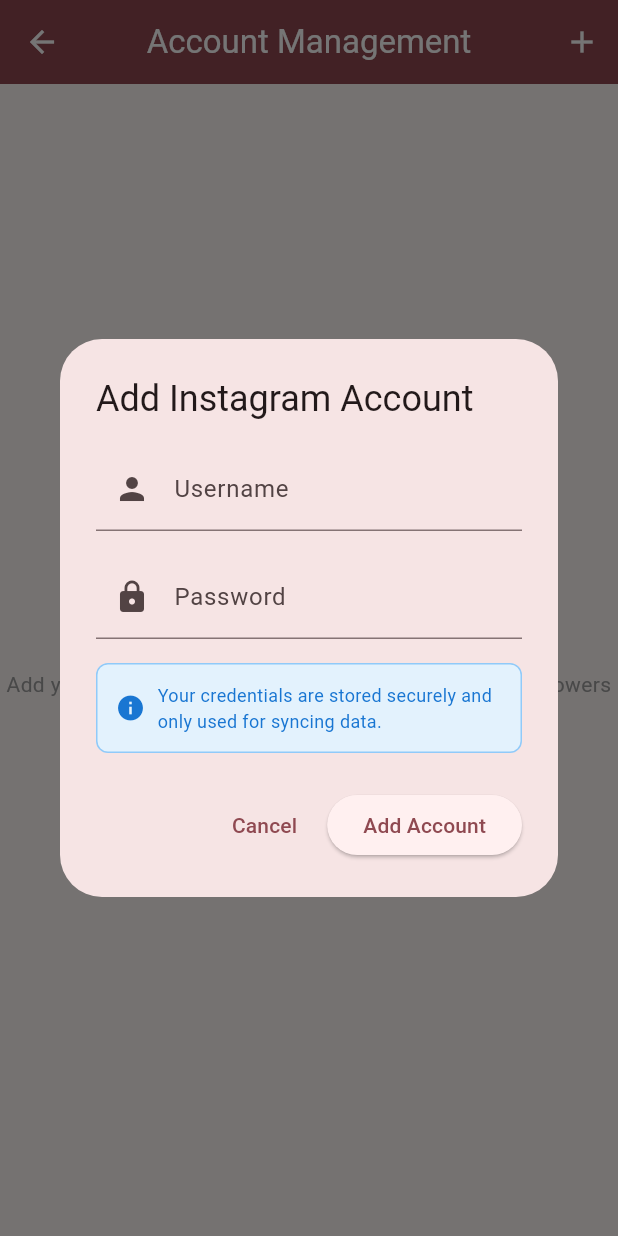
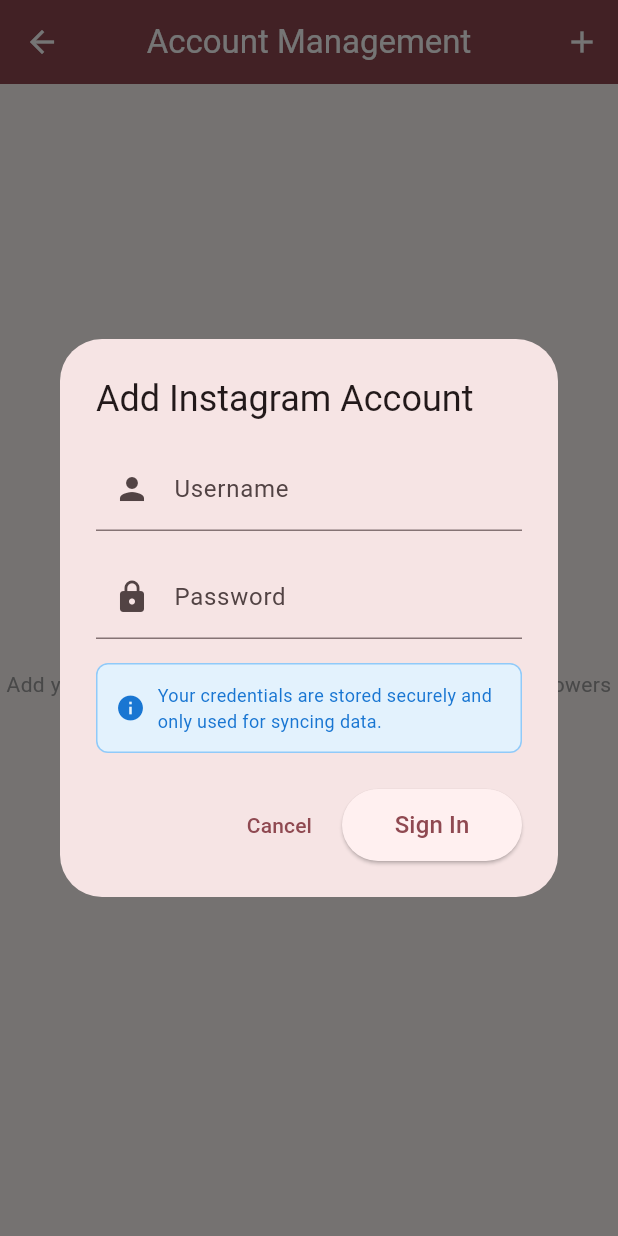
Before and after one commit to NickHirras/igfollowmgr, a Flutter app: the AccountManagementScreen screen opened directly, after a tap on "Add Instagram Account", on a phone screen of 412 x 824 dp. Run offline on Flutter 3.47's test engine with Material 3 defaults, Android fonts, the phone set to English and light mode, and no system bars; our stand-ins replace cached_network_image, cookie_jar, dio, dio_cookie_manager, sqflite, sqflite_common_ffi; missing offline and left inert: workmanager; accounts and stored records are empty.

Commit message:
improves login feedback

```diff
--- a/lib/screens/account_management_screen.dart
+++ b/lib/screens/account_management_screen.dart
@@ -279,10 +279,17 @@
             TextField(
               controller: usernameController,
               enabled: !provider.isLoading,
-              decoration: const InputDecoration(
+              decoration: InputDecoration(
                 labelText: 'Username',
-                prefixIcon: Icon(Icons.person),
+                prefixIcon: const Icon(Icons.person),
                 hintText: 'Enter your Instagram username',
+                suffixIcon: provider.isLoading
+                  ? const SizedBox(
+                      width: 20,
+                      height: 20,
+                      child: CircularProgressIndicator(strokeWidth: 2),
+                    )
+                  : null,
               ),
             ),
             const SizedBox(height: 16),
@@ -323,30 +330,43 @@
             if (provider.isLoading) ...[
               const SizedBox(height: 16),
               Container(
-                padding: const EdgeInsets.all(12),
+                padding: const EdgeInsets.all(16),
                 decoration: BoxDecoration(
-                  color: Colors.orange[50],
-                  borderRadius: BorderRadius.circular(8),
-                  border: Border.all(color: Colors.orange[200]!),
+                  color: Colors.blue[50],
+                  borderRadius: BorderRadius.circular(12),
+                  border: Border.all(color: Colors.blue[200]!),
                 ),
-                child: Row(
+                child: Column(
+                  children: [
+                    Row(
                       children: [
                         SizedBox(
-                      width: 16,
-                      height: 16,
+                          width: 20,
+                          height: 20,
                           child: CircularProgressIndicator(
-                        strokeWidth: 2,
-                        valueColor: AlwaysStoppedAnimation<Color>(Colors.orange[700]!),
+                            strokeWidth: 2.5,
+                            valueColor: AlwaysStoppedAnimation<Color>(Colors.blue[700]!),
                           ),
                         ),
-                    const SizedBox(width: 8),
+                        const SizedBox(width: 12),
                         Expanded(
                           child: Text(
-                        'Logging in to Instagram...',
+                            'Signing in to Instagram...',
                             style: TextStyle(
-                          color: Colors.orange[700],
+                              color: Colors.blue[700],
+                              fontSize: 14,
+                              fontWeight: FontWeight.w500,
+                            ),
+                          ),
+                        ),
+                      ],
+                    ),
+                    const SizedBox(height: 8),
+                    Text(
+                      'This may take a few moments. Please wait...',
+                      style: TextStyle(
+                        color: Colors.blue[600],
                         fontSize: 12,
-                        ),
                       ),
                     ),
                   ],
@@ -415,20 +435,33 @@
                 }
               }
             },
+            style: ElevatedButton.styleFrom(
+              padding: const EdgeInsets.symmetric(horizontal: 24, vertical: 12),
+              minimumSize: const Size(120, 48),
+            ),
             child: provider.isLoading
-                ? const Row(
+                ? Row(
                     mainAxisSize: MainAxisSize.min,
                     children: [
                       SizedBox(
-                        width: 16,
-                        height: 16,
-                        child: CircularProgressIndicator(strokeWidth: 2),
+                        width: 18,
+                        height: 18,
+                        child: CircularProgressIndicator(
+                          strokeWidth: 2.5,
+                          valueColor: AlwaysStoppedAnimation<Color>(Colors.white),
                         ),
-                      SizedBox(width: 8),
-                      Text('Logging in...'),
+                      ),
+                      const SizedBox(width: 12),
+                      const Text(
+                        'Signing in...',
+                        style: TextStyle(fontSize: 16, fontWeight: FontWeight.w500),
+                      ),
                     ],
                   )
-                : const Text('Add Account'),
+                : const Text(
+                    'Sign In',
+                    style: TextStyle(fontSize: 16, fontWeight: FontWeight.w500),
+                  ),
           ),
         ],
       ),
```
Also changed, not shown: lib/widgets/two_factor_dialog.dart (+57 -17 lines). Lines whose indentation alone changed are shown as unchanged.
